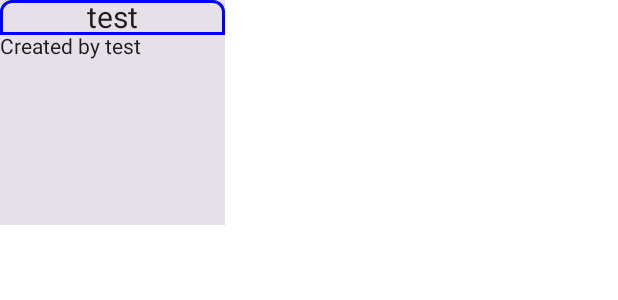
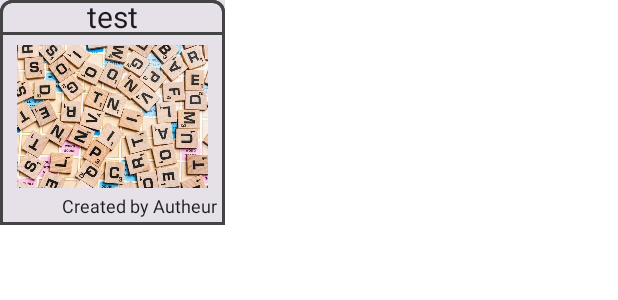
Before and after one commit to anthonyrichard1/SAE-In-English-Please, an Android app built with Jetpack Compose: the @Preview function PreviewCard, on a phone screen of 412 x 824 dp. Shown: the top 300 px of the screen. Run offline under Robolectric (Android 15) with nearby library versions, the phone set to English and light mode, and no system bars.

Commit message:
Avancement sur la page de vocabulaire

```diff
--- a/Project/android/app/src/main/java/sae/android/sae_2a/game/VocabularyListScreen.kt
+++ /dev/null
@@ -1,58 +0,0 @@
-package sae.android.sae_2a.game
-
-import androidx.compose.foundation.border
-import androidx.compose.foundation.layout.fillMaxHeight
-import androidx.compose.foundation.layout.fillMaxWidth
-import androidx.compose.foundation.layout.size
-import androidx.compose.foundation.layout.wrapContentHeight
-import androidx.compose.foundation.shape.RoundedCornerShape
-import androidx.compose.material3.Card
-import androidx.compose.material3.Text
-import androidx.compose.runtime.Composable
-import androidx.compose.ui.tooling.preview.Preview
-import androidx.compose.ui.unit.dp
-import sae.android.sae_2a.data.Vocabulary
-import androidx.compose.ui.Modifier
-import androidx.compose.ui.graphics.Color
-import androidx.compose.ui.graphics.RectangleShape
-import androidx.compose.ui.res.stringResource
-import androidx.compose.ui.text.style.TextAlign
-import androidx.compose.ui.unit.sp
-import sae.android.sae_2a.R
-
-@Composable
-fun VocabularScreen(
-    vocabulary: List<Vocabulary>
-){
-    DisplayLists(vocabulary)
-}
-
-@Composable
-fun DisplayLists(vocabulary: List<Vocabulary>) {
-
-}
-
-
-@Composable
-fun VocCard(vocabulary: Vocabulary){
-    Card(shape = RectangleShape,
-        modifier = Modifier.size(150.dp, 150.dp)) {
-        Text(vocabulary.name,
-            modifier = Modifier
-                .fillMaxWidth()
-                .wrapContentHeight()
-                .border(2.dp, Color.Blue, shape = RoundedCornerShape(8.dp, 8.dp)),
-            fontSize = 20.sp,
-            textAlign = TextAlign.Center)
-        Text( stringResource(id = R.string.created_by) + (vocabulary.aut ?: stringResource(id = R.string.unknown)))
-    }
-}
-
-@Preview
-@Composable
-fun PreviewCard(){
-    val laMap = HashMap<String, String>()
-    laMap["Fromage"] = "Cheese"
-    laMap["Pomme"] = "Apple"
-    VocCard(Vocabulary("test","test", laMap))
-}
--- /dev/null
+++ b/Project/android/app/src/main/java/sae/android/sae_2a/ui/screen/VocabularyListScreen.kt
@@ -0,0 +1,96 @@
+package sae.android.sae_2a.game
+
+import android.widget.GridLayout
+import androidx.compose.foundation.Image
+import androidx.compose.foundation.border
+import androidx.compose.foundation.layout.Arrangement
+import androidx.compose.foundation.layout.Column
+import androidx.compose.foundation.layout.Spacer
+import androidx.compose.foundation.layout.fillMaxHeight
+import androidx.compose.foundation.layout.fillMaxSize
+import androidx.compose.foundation.layout.fillMaxWidth
+import androidx.compose.foundation.layout.padding
+import androidx.compose.foundation.layout.size
+import androidx.compose.foundation.layout.wrapContentHeight
+import androidx.compose.foundation.layout.wrapContentWidth
+import androidx.compose.foundation.lazy.LazyColumn
+import androidx.compose.foundation.lazy.grid.GridCells
+import androidx.compose.foundation.lazy.grid.GridItemSpan
+import androidx.compose.foundation.lazy.grid.LazyGridScope
+import androidx.compose.foundation.lazy.grid.LazyVerticalGrid
+import androidx.compose.foundation.lazy.items
+import androidx.compose.foundation.shape.RoundedCornerShape
+import androidx.compose.material3.Card
+import androidx.compose.material3.Text
+import androidx.compose.runtime.Composable
+import androidx.compose.ui.Alignment
+import androidx.compose.ui.tooling.preview.Preview
+import androidx.compose.ui.unit.dp
+import sae.android.sae_2a.data.Vocabulary
+import androidx.compose.ui.Modifier
+import androidx.compose.ui.graphics.Color
+import androidx.compose.ui.graphics.RectangleShape
+import androidx.compose.ui.res.painterResource
+import androidx.compose.ui.res.stringResource
+import androidx.compose.ui.text.style.TextAlign
+import androidx.compose.ui.unit.sp
+import sae.android.sae_2a.R
+
+@Composable
+fun VocabularyScreen(){
+    val vocabulary = listOf(
+        Vocabulary("test","Autheur", hashMapOf("Fromage" to "Cheese", "Pomme" to "Apple")),
+        Vocabulary("test2","Autheur2", hashMapOf("Fromage" to "Cheese", "Pomme" to "Apple"))
+    )
+    DisplayLists(vocabulary)
+}
+
+@Composable
+fun DisplayLists(vocabulary: List<Vocabulary>) {
+    LazyVerticalGrid( columns = GridCells.Adaptive(150.dp),
+        horizontalArrangement = Arrangement.spacedBy(10.dp),
+        verticalArrangement = Arrangement.spacedBy(10.dp)) {
+        items(vocabulary.size) { voc ->
+            VocCard(vocabulary[voc])
+            Spacer(modifier = Modifier.size(10.dp))
+        }
+    }
+}
+
+
+@Composable
+fun VocCard(vocabulary: Vocabulary){
+    Card(shape = RectangleShape,
+        modifier = Modifier
+            .size(150.dp, 150.dp)
+            .border(2.dp, Color.DarkGray, shape = RoundedCornerShape(8.dp, 8.dp))) {
+        Text(vocabulary.name,
+            modifier = Modifier
+                .fillMaxWidth()
+                .border(2.dp, Color.DarkGray, shape = RoundedCornerShape(8.dp, 8.dp)),
+            fontSize = 20.sp,
+            textAlign = TextAlign.Center)
+        Spacer(modifier = Modifier.fillMaxHeight(0.05f))
+        Image(painter = painterResource(id = R.drawable.words),
+            contentDescription = stringResource(id = R.string.voc_image_description),
+            modifier = Modifier
+                .weight(1f)
+                .align(Alignment.CenterHorizontally)
+        )
+        Text( stringResource(id = R.string.created_by) + (vocabulary.aut ?: stringResource(id = R.string.unknown)),
+            modifier = Modifier
+                .wrapContentHeight(Alignment.Bottom)
+                .align(Alignment.End)
+                .padding(5.dp),
+            fontSize = 12.sp)
+    }
+}
+
+@Preview
+@Composable
+fun PreviewCard(){
+    val laMap = HashMap<String, String>()
+    laMap["Fromage"] = "Cheese"
+    laMap["Pomme"] = "Apple"
+    VocCard(Vocabulary("test","Autheur", laMap))
+}
--- a/Project/android/app/src/main/res/values/strings.xml
+++ b/Project/android/app/src/main/res/values/strings.xml
@@ -3,4 +3,5 @@
     <string name="created_by">Created by\u0020</string>
     <string name="liste_voc">List of vocabulary :</string>
     <string name="unknown">Unknown</string>
+    <string name="voc_image_description">Image of the vocabulary list</string>
 </resources>
```
Also changed, not shown: Project/android/app/src/main/res/drawable/words.jpg (added).
